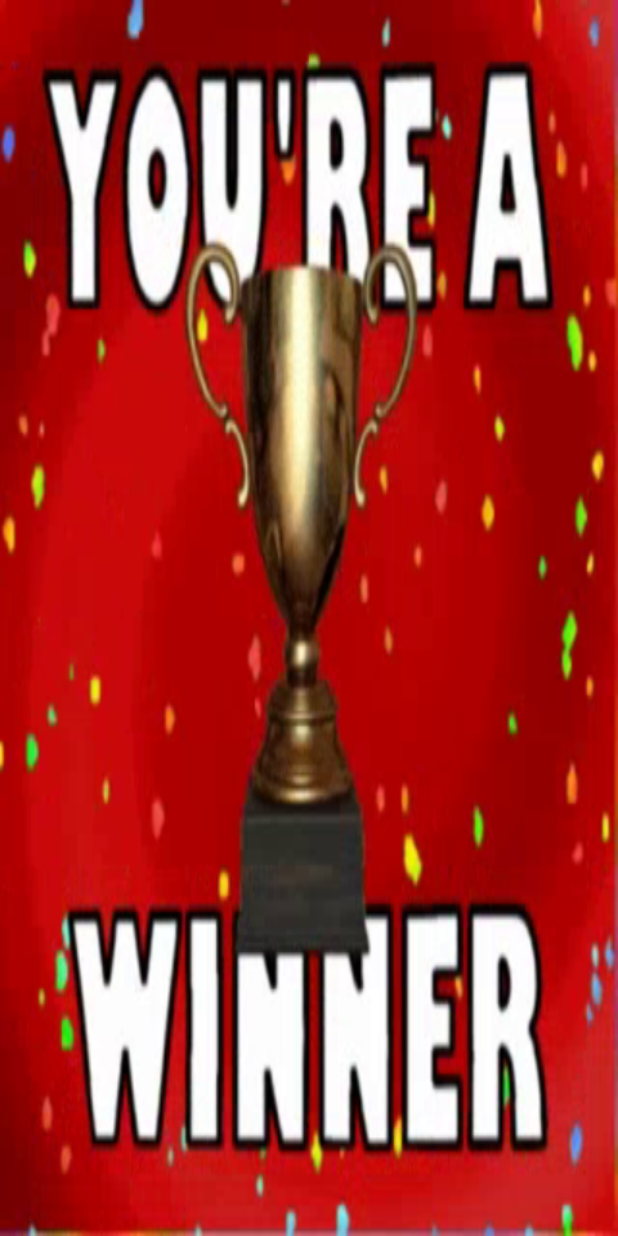
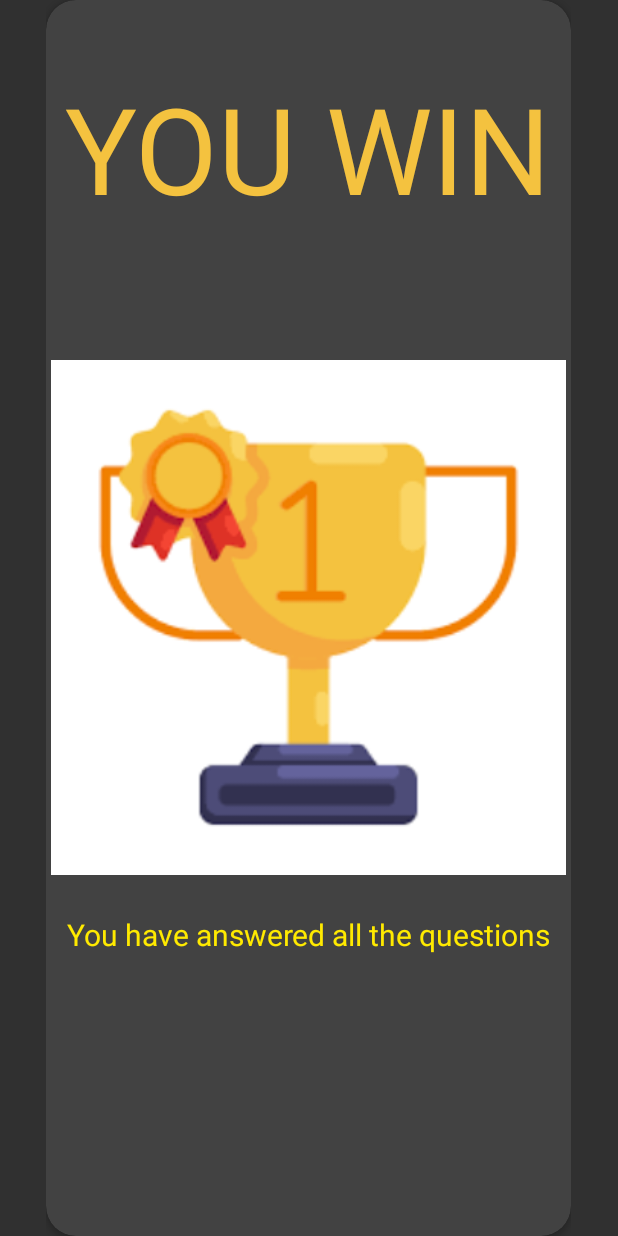
Before and after one commit to SuhrobDev/4_piz_puzzle, an Android app: the layout dialog_win.xml on its own in the app's theme, with its tools: preview values and no code run, on a phone screen of 412 x 824 dp. Run offline under Robolectric (Android 15) with nearby library versions, the phone set to English and light mode, and no system bars.

Commit message:
o'yin tugaganidan so'ng win dialogi qo'shildi

```diff
--- a/app/src/main/res/layout/dialog_win.xml
+++ b/app/src/main/res/layout/dialog_win.xml
@@ -1,8 +1,54 @@
 <?xml version="1.0" encoding="utf-8"?>
 <RelativeLayout xmlns:android="http://schemas.android.com/apk/res/android"
-    android:layout_width="match_parent"
-    android:background="@drawable/win"
-    android:layout_height="match_parent">
+    android:layout_width="350dp"
+    xmlns:app="http://schemas.android.com/apk/res-auto"
+    android:layout_gravity="center"
+    android:layout_height="wrap_content">
+    <androidx.cardview.widget.CardView
+        app:cardCornerRadius="20dp"
 
+        android:layout_width="match_parent"
+        android:layout_height="match_parent">
+        <RelativeLayout
+            android:layout_width="match_parent"
+            android:layout_height="match_parent">
+            <ImageView
+                android:elevation="100dp"
+                android:id="@+id/im"
+                android:layout_width="343dp"
+                android:layout_height="355dp"
+                android:layout_centerInParent="true"
+                android:src="@drawable/win" />
+
+            <TextView
+                android:elevation="100dp"
+                android:id="@+id/ts"
+                android:layout_width="wrap_content"
+                android:layout_height="wrap_content"
+                android:layout_centerHorizontal="true"
+                android:layout_marginTop="45dp"
+                android:layout_marginBottom="161dp"
+                android:gravity="center"
+                android:text="YOU WIN"
+                android:textColor="#F4C23F"
+                android:textSize="80dp" />
+
+            <TextView
+                android:elevation="100dp"
+                android:id="@+id/ta"
+                android:layout_below="@+id/im"
+                android:layout_width="wrap_content"
+                android:layout_height="wrap_content"
+                android:text="You have answered all the questions"
+                android:textColor="#FFEA00"
+                android:textSize="20dp"
+                android:layout_marginTop="20dp"
+                android:layout_centerHorizontal="true"
+                android:gravity="center"
+                />
+
+        </RelativeLayout>
+
+    </androidx.cardview.widget.CardView>
 
 </RelativeLayout>
```
Also changed, not shown: app/src/main/java/com/example/four_pic/MainActivity.kt (+38 -7 lines), app/src/main/java/com/example/four_pic/WinActivity.java (deleted, +0 -38 lines), app/src/main/java/com/example/four_pic/manager/GameManager.kt (+9 -0 lines), app/src/main/res/drawable/win_ok_btn_dialog.xml (added, +11 -0 lines), app/src/main/res/values/styles.xml (+9 -0 lines), app/src/main/res/drawable/win.png, 1 other file.
